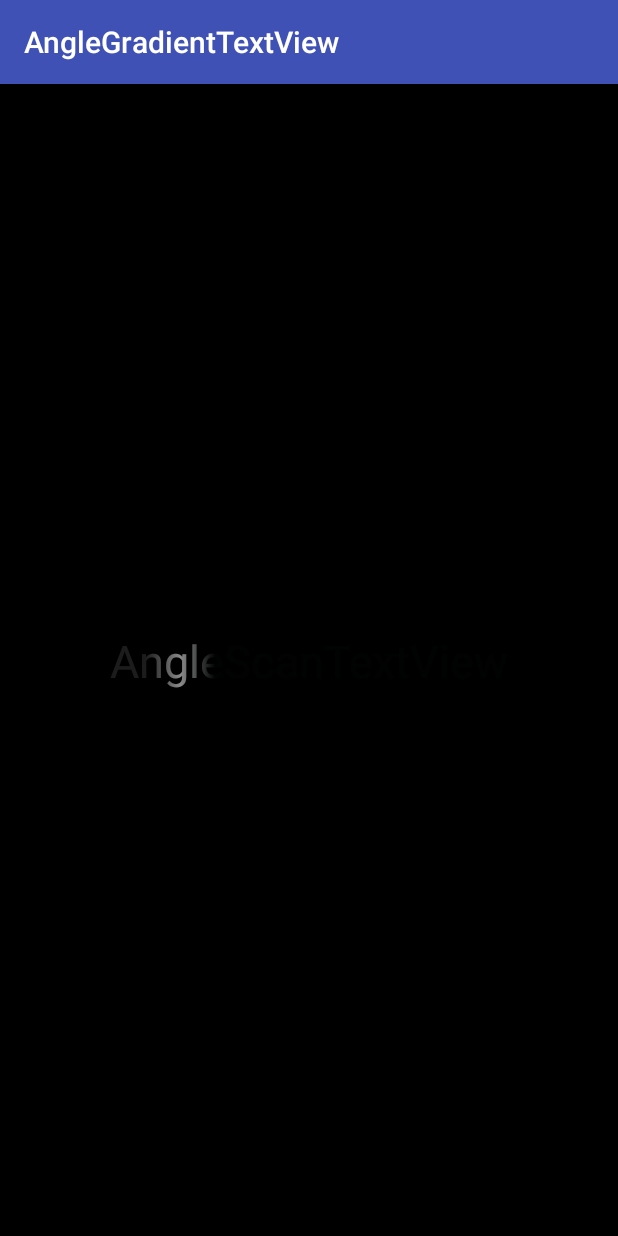
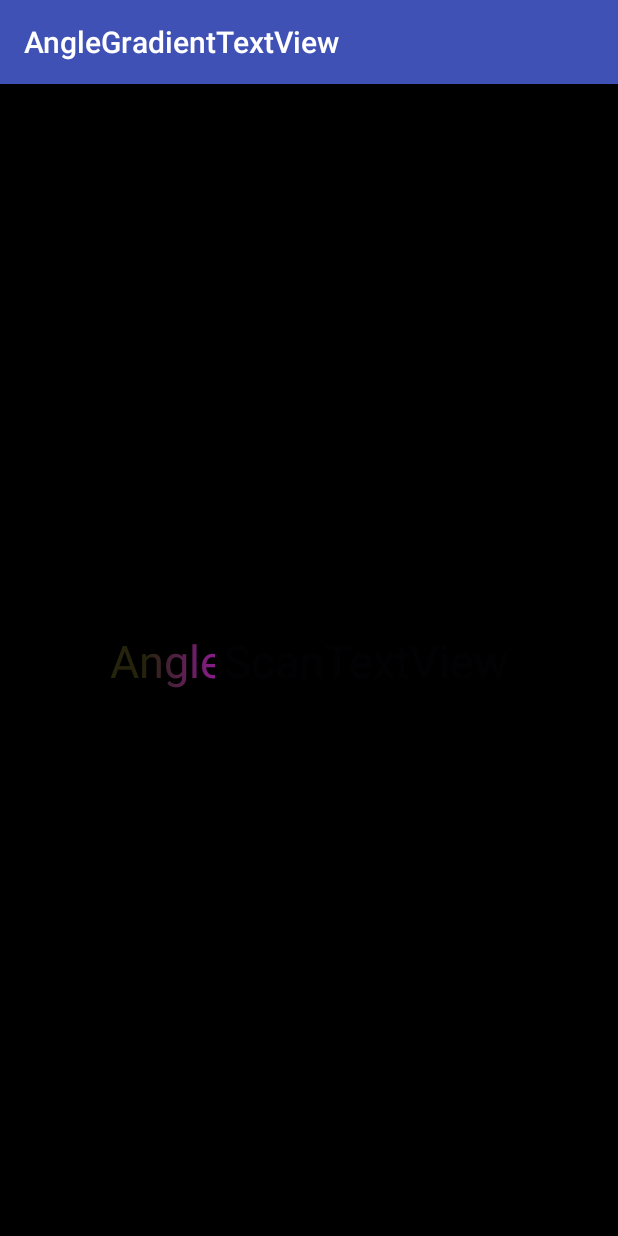
Before and after one commit to AnglePengCoding/AngleGradientTextView, an Android app: the screen it shows after launch (MainActivity), on a phone screen of 412 x 824 dp. Run offline under Robolectric (Android 15) with nearby library versions, the phone set to English and light mode, and no system bars.

Commit message:
修复设置时间颜色bug问题

```diff
--- a/angle_gradinet_library/src/main/java/angle/com/angle_gradinet_library/AngleGradientTextView.java
+++ b/angle_gradinet_library/src/main/java/angle/com/angle_gradinet_library/AngleGradientTextView.java
@@ -24,8 +24,8 @@ public class AngleGradientTextView extends AppCompatTextView {
     private int mTranslate = 0;
     private long mDelayMilliseconds;
     private int delta = 15;
-    private int colors[];
-    private float positions[];
+    private int colors[]= new int[]{ 0x33ffffff, 0xffffffff, 0x33fffff};
+    private float positions[] = new float[]{ 0, 0.5f, 1};
 
     public AngleGradientTextView(Context context) {
         super(context);
@@ -50,7 +50,7 @@ public class AngleGradientTextView extends AppCompatTextView {
                     size = mViewWidth;
                 }
                 mLinearGradient = new LinearGradient(-size, 0, 0, 0,
-                        getColors(), getPositions(), Shader.TileMode.CLAMP);
+                        colors, positions, Shader.TileMode.CLAMP);
                 mPaint.setShader(mLinearGradient);
                 mGradientMatrix = new Matrix();
             }
@@ -89,16 +89,6 @@ public class AngleGradientTextView extends AppCompatTextView {
     }
 
 
-    public int[] getColors() {
-        if (colors == null) {
-            colors = new int[]{
-                    0x33ffffff, 0xffffffff, 0x33fffff
-            };
-            return colors;
-        }
-        return colors;
-    }
-
     /**
      * 扫描颜色
      * 数组长度为3
@@ -106,20 +96,10 @@ public class AngleGradientTextView extends AppCompatTextView {
      * @param colors 颜色
      */
     public void setScanColors(int[] colors) {
-        if (colors.length < 2) {
+        if (colors.length > 4) {
             throw new IndexOutOfBoundsException("colors the maximum size is three");
         }
         this.colors = colors;
-    }
-
-    public float[] getPositions() {
-        if (positions == null) {
-            positions = new float[]{
-                    0, 0.5f, 1
-            };
-            return positions;
-        }
-        return positions;
     }
 
     /**
@@ -129,7 +109,7 @@ public class AngleGradientTextView extends AppCompatTextView {
      * @param positions 扫描渐变设置
      */
     public void setScanPositions(float[] positions) {
-        if (positions.length < 2) {
+        if (positions.length > 4) {
             throw new IndexOutOfBoundsException("positions the maximum size is three");
         }
         this.positions = positions;
--- a/app/src/main/java/angle/com/anglegradienttextview/MainActivity.java
+++ b/app/src/main/java/angle/com/anglegradienttextview/MainActivity.java
@@ -13,7 +13,8 @@ public class MainActivity extends AppCompatActivity {
         setContentView(R.layout.activity_main);
 
         AngleGradientTextView mAgt =findViewById(R.id.mAgt);
-        mAgt.setDelayMilliseconds(500);
-        mAgt.setScanPositions(new float[]{0f,0.5f,1f});
+        mAgt.setScanPositions(new float[]{0f,1f,0f});
+        mAgt.setScanColors(new int[]{0x43fff44f, 0xffff33ff, 0x65f2fff});
+        mAgt.setDelayMilliseconds(2);
     }
 }
```
